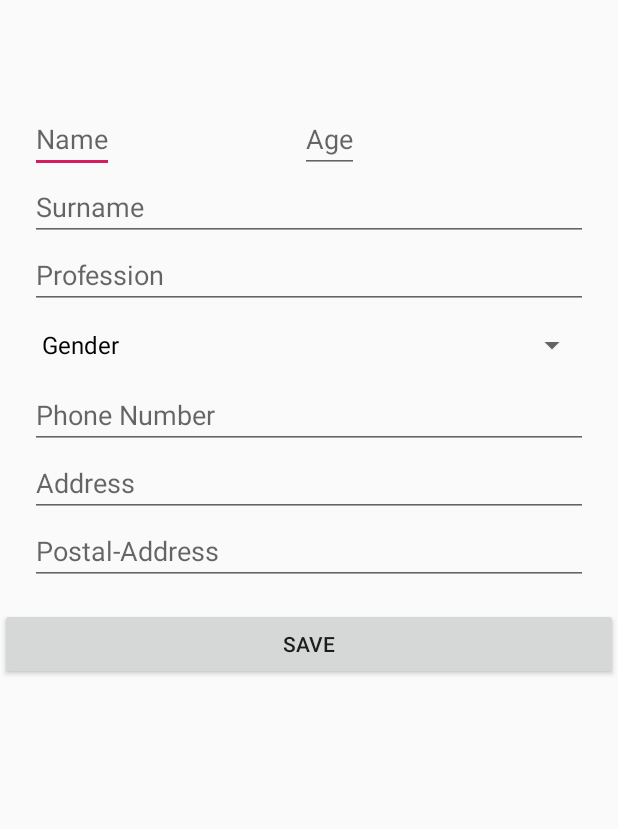
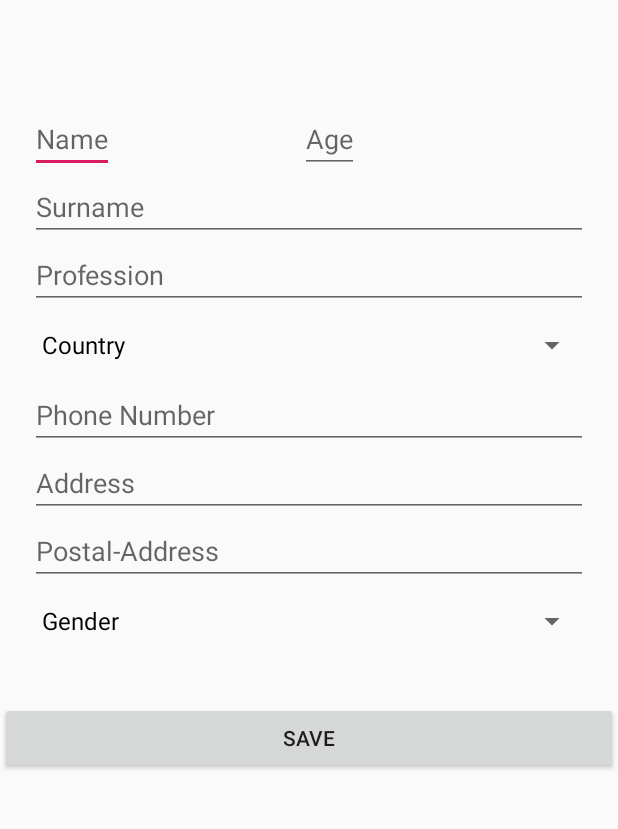
Before and after one commit to bryandias1023/Teste_TP_1, an Android app: the MainActivity screen opened directly, with no data from a screen before it, on a phone screen of 412 x 824 dp, the part 145-974 px from its top. Run offline under Robolectric (Android 15) with nearby library versions, the phone set to English and light mode, and no system bars; our stand-ins replace Volley; network calls fail.

```diff
--- a/app/src/main/java/com/example/teste_tp_1/MainActivity.java
+++ b/app/src/main/java/com/example/teste_tp_1/MainActivity.java
@@ -15,8 +15,19 @@ import android.widget.EditText;
 import android.widget.Spinner;
 import android.widget.Toast;
 
+import com.android.volley.AuthFailureError;
+import com.android.volley.Request;
+import com.android.volley.Response;
+import com.android.volley.VolleyError;
+import com.android.volley.toolbox.JsonObjectRequest;
 import com.example.teste_tp_1.db.Contrato;
 import com.example.teste_tp_1.db.DB;
+
+import org.json.JSONException;
+import org.json.JSONObject;
+
+import java.util.HashMap;
+import java.util.Map;
 
 public class MainActivity extends AppCompatActivity {
     SQLiteDatabase db;
@@ -24,6 +35,8 @@ public class MainActivity extends AppCompatActivity {
     Cursor c;
 
     String genero;
+    int paisd;
+    String paiss;
     //declaração de todas as edit text existentes no layout
     EditText Name ;
     EditText Surname;
@@ -33,6 +46,8 @@ public class MainActivity extends AppCompatActivity {
     EditText Age;
     EditText Number;
     Spinner gendrop;
+    Spinner paisdrop;
+    String nome;
 
 int id_user;
 String user_name;
@@ -50,12 +65,17 @@ SharedPreferences sharedPreferences;
         //Inicialização do:spinner,base de dados...
         setContentView(R.layout.activity_main);
         gendrop = findViewById(R.id.genero);
+        paisdrop = findViewById(R.id.pais);
         mDbHelper=new DB(this);
         db= mDbHelper.getReadableDatabase();
+        String [] pais= new  String[]{getResources().getString(R.string.pais),getResources().getString(R.string.pais1),getResources().getString(R.string.pais2),getResources().getString(R.string.pais3)};
+        String[] items = new String[]{getResources().getString(R.string.gender),getResources().getString(R.string.male), getResources().getString(R.string.fem)};
+        ArrayAdapter<String> adapter = new ArrayAdapter<>(MainActivity.this, android.R.layout.simple_spinner_dropdown_item, pais);
+        ArrayAdapter<String> adapterp = new ArrayAdapter<>(MainActivity.this, android.R.layout.simple_spinner_dropdown_item, items);
 
-        String[] items = new String[]{getResources().getString(R.string.gender),getResources().getString(R.string.male), getResources().getString(R.string.fem)};
-        ArrayAdapter<String> adapter = new ArrayAdapter<>(MainActivity.this, android.R.layout.simple_spinner_dropdown_item, items);
         gendrop.setAdapter(adapter);
+        paisdrop.setAdapter(adapterp);
+
         sharedPreferences=getSharedPreferences("USER_CREDENTIALS",MODE_PRIVATE);
         user_name=sharedPreferences.getString("NAME","DEFAULT_NAME");
         id_user=sharedPreferences.getInt("IDUSER",-1);
@@ -71,12 +91,14 @@ SharedPreferences sharedPreferences;
         Age=(EditText) findViewById(R.id.idade);
         Number=(EditText) findViewById(R.id.phone);
 
+
         //Spinner do gênero
 
         gendrop.setOnItemSelectedListener(new AdapterView.OnItemSelectedListener() {
             public void onItemSelected(AdapterView<?> parent, View view, int pos, long id) {
                 if (parent.getItemAtPosition(pos).equals(getResources().getString(R.string.gender))){
 
+                    genero= "";
                 }
                 else {
                     genero = (String) parent.getItemAtPosition(pos);
@@ -87,23 +109,142 @@ SharedPreferences sharedPreferences;
         });
 
 
+
+
+
+        paisdrop.setOnItemSelectedListener(new AdapterView.OnItemSelectedListener() {
+            public void onItemSelected(AdapterView<?> parent, View view, int posi, long id) {
+
+
+                if(parent.getItemAtPosition(posi).equals(getResources().getString(R.string.pais1))){
+
+                    paisd=1;
+                }
+
+               else if(parent.getItemAtPosition(posi).equals(getResources().getString(R.string.pais2))){
+
+                    paisd=2;
+                }
+
+
+                else
+                {
+
+                    paisd=3;
+                }
+            }
+            public void onNothingSelected(AdapterView<?> parent) {
+            }
+        });
+
+
+
+
+
+
+
     }
+
+
+
+
 
 
 //metodo que mediante um click no botão envia a informação introduzida para a base de dados
 
     public void button1(View v) {
 
-        if (Name.getText().toString().equals("") || Number.getText().toString().equals("")) {
+        if (Name.getText().toString().equals("") || Surname.getText().toString().equals("")) {
             Toast.makeText(MainActivity.this, getString(R.string.warning1), Toast.LENGTH_SHORT).show(); // se o  campo nome e o numero não forem preenchidos não permite a criação do contacto
         } else {
-                Integer idade=null;
-                if(!Age.getText().toString().isEmpty())
-                {
+            Integer idade = null;
+            if (!Age.getText().toString().isEmpty()) {
 
-                    idade=Integer.parseInt(Age.getText().toString());
+                idade = Integer.parseInt(Age.getText().toString());
+            }
+
+            String nome=Name.getText().toString();
+            String apelido=Surname.getText().toString();
+            Integer iduser=id_user;
+
+
+
+
+
+            String url = "http://bdias.000webhostapp.com/myslim/api/contactosu";
+            Map<String, String> jsonParams = new HashMap<String, String>();
+            jsonParams.put("nome", nome);
+            jsonParams.put("apelido", apelido);
+            jsonParams.put("morada", Address.getText().toString());
+            jsonParams.put("profissao", Profession.getText().toString());
+            jsonParams.put("genero",genero);
+            jsonParams.put("codigopostal",Code.getText().toString());
+            jsonParams.put("idade",idade.toString());
+            jsonParams.put("telemovel", Number.getText().toString());
+            jsonParams.put("user_id",iduser.toString());
+            jsonParams.put("pais_id",paisd+"");
+
+
+
+
+
+
+
+
+            JsonObjectRequest postRequest = new JsonObjectRequest(Request.Method.POST, url, new JSONObject(jsonParams), new Response.Listener<JSONObject>() {
+                @Override
+                public void onResponse(JSONObject response) {
+                    try {
+
+                        if (response.getBoolean("status")) {
+
+                            Toast.makeText(MainActivity.this, response.getString("MSG"), Toast.LENGTH_LONG).show();
+
+
+                        } else {
+                            Toast.makeText(MainActivity.this, response.getString("MSG"), Toast.LENGTH_LONG).show();
+
+                        }
+
+                    } catch (JSONException ex) {
+                    }
+
+
                 }
 
+            }, new Response.ErrorListener() {
+                @Override
+                public void onErrorResponse(VolleyError error) {
+                    Toast.makeText(MainActivity.this, error.getMessage(), Toast.LENGTH_LONG).show();
+
+                }
+            }) {
+
+                @Override
+                public Map<String, String> getHeaders() throws AuthFailureError {
+                    HashMap<String, String> headers = new HashMap<String, String>();
+                    headers.put("Content-Type", "application/json; charset=utf-8");
+                    headers.put("User-agent", System.getProperty("http.agent"));
+                    return headers;
+                }
+
+
+            };
+
+
+            MySingleton.getInstance(MainActivity.this).addToRequestQueue(postRequest);
+            finish();
+        }
+
+    }
+
+
+
+
+
+
+
+            /*
             ContentValues cv= new ContentValues();
             cv.put(Contrato.Person.COLUMN_NAME,Name.getText().toString());
             cv.put(Contrato.Person.COLUMN_SURNAME,Surname.getText().toString());
@@ -118,10 +259,12 @@ SharedPreferences sharedPreferences;
 
 
 
-            finish();
 
-        }
-    }
+
+             */
+
+
+
 
 
 
--- a/app/src/main/java/com/example/teste_tp_1/second.java
+++ b/app/src/main/java/com/example/teste_tp_1/second.java
@@ -111,7 +111,9 @@ public class second extends AppCompatActivity implements SensorEventListener {
 
 
         super.onResume();
-
+        if(!arrayPerson.isEmpty()) {
+            arrayPerson.clear();
+        }
 /*
         mSensorManager.registerListener(this, mProximity, SensorManager.SENSOR_DELAY_NORMAL);//registo do sensor
         c = db.rawQuery("select * from " + Contrato.Person.TABLE_NAME + " where " + Contrato.Person.COLUMN_ID_USER + " = ?", new String[]{id_user + ""});//query que retira da tabla person todos os contactos introduzidos por aquele id
--- a/app/src/main/res/layout/activity_main.xml
+++ b/app/src/main/res/layout/activity_main.xml
@@ -103,14 +103,22 @@
         android:hint="@string/postal"
         android:inputType="text"
         ></EditText>
-
+    <Spinner
+        android:id="@+id/pais"
+        android:layout_width="match_parent"
+        android:layout_height="wrap_content"
+        android:layout_gravity="center_horizontal"
+        android:layout_marginLeft="20dp"
+        android:layout_marginRight="20dp"
+        android:spinnerMode="dropdown"
+        ></Spinner>
 
     <Button
         android:id="@+id/button1"
         android:layout_width="match_parent"
         android:layout_height="wrap_content"
         android:layout_gravity="center_horizontal"
-        android:layout_marginTop="15dp"
+        android:layout_marginTop="30dp"
         android:onClick="button1"
         android:text="@string/save"
 
--- a/app/src/main/res/values/strings.xml
+++ b/app/src/main/res/values/strings.xml
@@ -35,5 +35,13 @@
     <string name="warning5">Did not find contact</string>
     <string name="find">Find</string>
     <string name="findS">Find Contact</string>
+    <string name="pais">Country</string>
+
+    <string name="pais1">Portugal</string>
+    <string name="pais2">França</string>
+    <string name="pais3">Espanha</string>
+
+
+
 
 </resources>
```
Also changed, not shown: app/src/main/java/com/example/teste_tp_1/RegisterActivity.java (+9 -4 lines), 2 other files.
